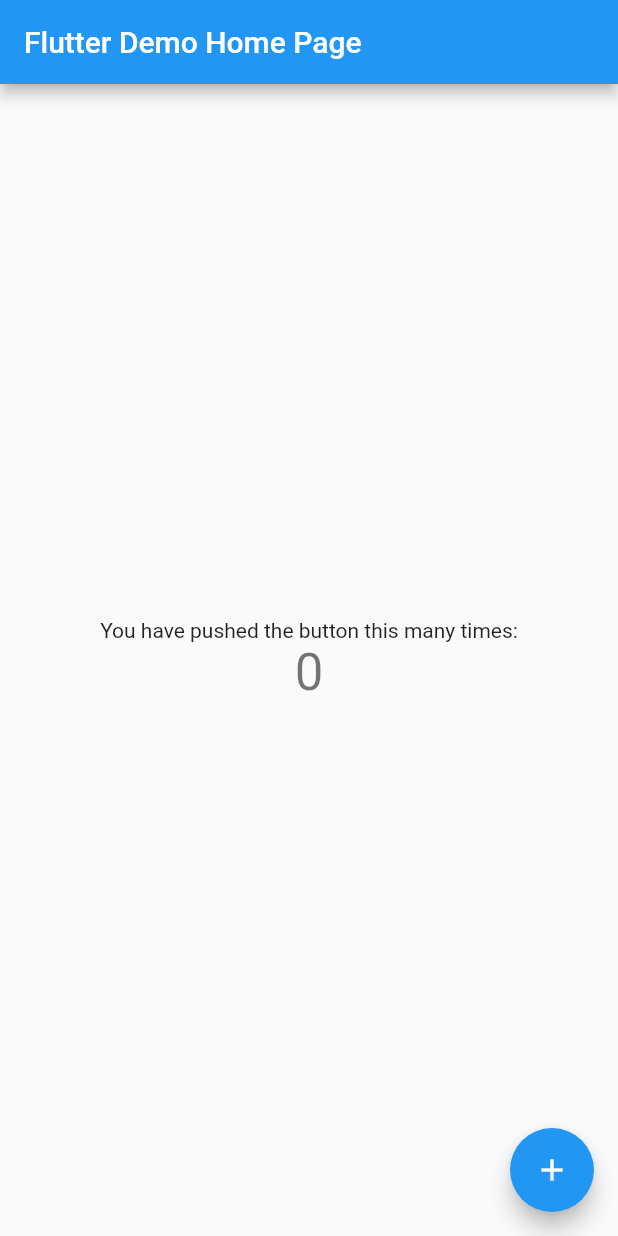
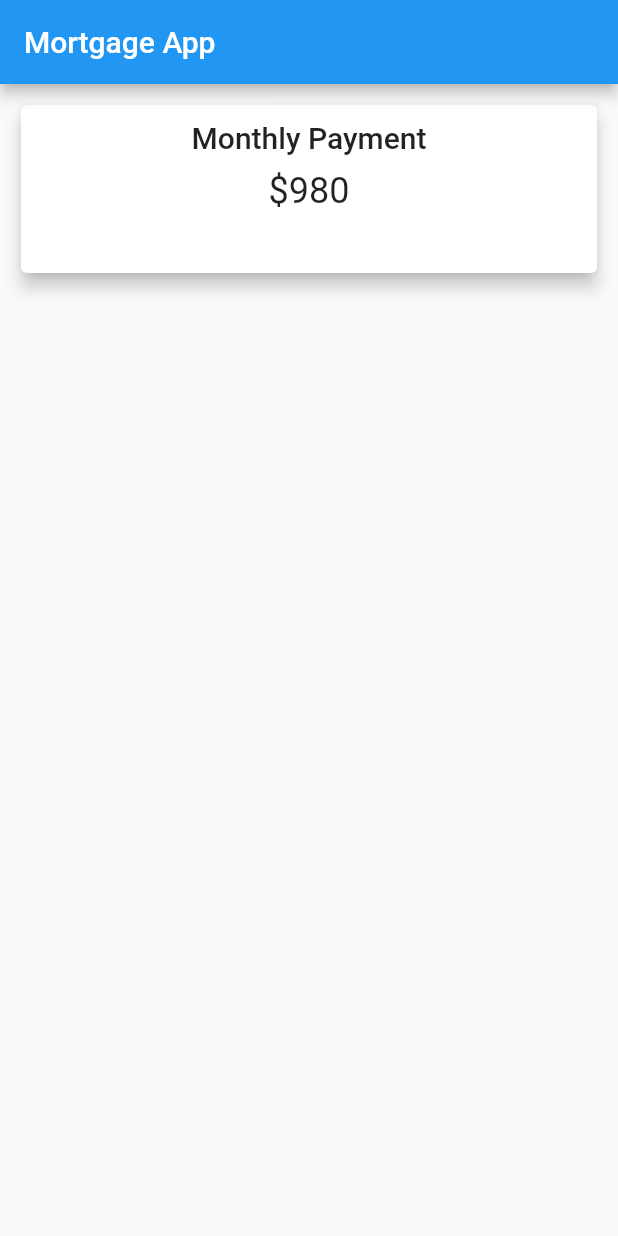
Before and after one commit to maxgdev/mortgage_app, a Flutter app: the screen it shows after launch, on a phone screen of 412 x 824 dp. Run offline on Flutter 3.47's test engine with Material 2 defaults, Android fonts, the phone set to English and light mode, and no system bars.

Commit message:
Created mortgage_app.dart and added monthly payments card

```diff
--- /dev/null
+++ b/lib/home_page.dart
@@ -0,0 +1,37 @@
+//
+import 'package:flutter/material.dart';
+
+class MyHomePage extends StatefulWidget {
+  MyHomePage({Key key, this.title}) : super(key: key);
+
+  final String title;
+
+  @override
+  _MyHomePageState createState() => _MyHomePageState();
+}
+
+class _MyHomePageState extends State<MyHomePage> {
+
+
+  @override
+  Widget build(BuildContext context) {
+
+    return Scaffold(
+      appBar: AppBar(
+        title: Text(widget.title),
+      ),
+      body: Center(
+        child: Column(
+          mainAxisAlignment: MainAxisAlignment.center,
+          children: <Widget>[
+            Text(
+              'Flutter Mortgage App',
+            ),
+
+          ],
+        ),
+      ),
+
+    );
+  }
+}
--- a/lib/main.dart
+++ b/lib/main.dart
@@ -1,117 +1,23 @@
 import 'package:flutter/material.dart';
+import './mortgage_app.dart';
 
 void main() {
   runApp(MyApp());
 }
 
 class MyApp extends StatelessWidget {
-  // This widget is the root of your application.
   @override
   Widget build(BuildContext context) {
     return MaterialApp(
-      title: 'Flutter Demo',
+      // Hide the Debug banner
+      debugShowCheckedModeBanner: true,
+      title: 'Flutter Mortgage App',
       theme: ThemeData(
-        // This is the theme of your application.
-        //
-        // Try running your application with "flutter run". You'll see the
-        // application has a blue toolbar. Then, without quitting the app, try
-        // changing the primarySwatch below to Colors.green and then invoke
-        // "hot reload" (press "r" in the console where you ran "flutter run",
-        // or simply save your changes to "hot reload" in a Flutter IDE).
-        // Notice that the counter didn't reset back to zero; the application
-        // is not restarted.
         primarySwatch: Colors.blue,
-        // This makes the visual density adapt to the platform that you run
-        // the app on. For desktop platforms, the controls will be smaller and
-        // closer together (more dense) than on mobile platforms.
         visualDensity: VisualDensity.adaptivePlatformDensity,
       ),
-      home: MyHomePage(title: 'Flutter Demo Home Page'),
+      // home: MyHomePage(title: 'Flutter Mortgage App'),
+      home: MortgageApp(),
     );
   }
 }
-
-class MyHomePage extends StatefulWidget {
-  MyHomePage({Key key, this.title}) : super(key: key);
-
-  // This widget is the home page of your application. It is stateful, meaning
-  // that it has a State object (defined below) that contains fields that affect
-  // how it looks.
-
-  // This class is the configuration for the state. It holds the values (in this
-  // case the title) provided by the parent (in this case the App widget) and
-  // used by the build method of the State. Fields in a Widget subclass are
-  // always marked "final".
-
-  final String title;
-
-  @override
-  _MyHomePageState createState() => _MyHomePageState();
-}
-
-class _MyHomePageState extends State<MyHomePage> {
-  int _counter = 0;
-
-  void _incrementCounter() {
-    setState(() {
-      // This call to setState tells the Flutter framework that something has
-      // changed in this State, which causes it to rerun the build method below
-      // so that the display can reflect the updated values. If we changed
-      // _counter without calling setState(), then the build method would not be
-      // called again, and so nothing would appear to happen.
-      _counter++;
-    });
-  }
-
-  @override
-  Widget build(BuildContext context) {
-    // This method is rerun every time setState is called, for instance as done
-    // by the _incrementCounter method above.
-    //
-    // The Flutter framework has been optimized to make rerunning build methods
-    // fast, so that you can just rebuild anything that needs updating rather
-    // than having to individually change instances of widgets.
-    return Scaffold(
-      appBar: AppBar(
-        // Here we take the value from the MyHomePage object that was created by
-        // the App.build method, and use it to set our appbar title.
-        title: Text(widget.title),
-      ),
-      body: Center(
-        // Center is a layout widget. It takes a single child and positions it
-        // in the middle of the parent.
-        child: Column(
-          // Column is also a layout widget. It takes a list of children and
-          // arranges them vertically. By default, it sizes itself to fit its
-          // children horizontally, and tries to be as tall as its parent.
-          //
-          // Invoke "debug painting" (press "p" in the console, choose the
-          // "Toggle Debug Paint" action from the Flutter Inspector in Android
-          // Studio, or the "Toggle Debug Paint" command in Visual Studio Code)
-          // to see the wireframe for each widget.
-          //
-          // Column has various properties to control how it sizes itself and
-          // how it positions its children. Here we use mainAxisAlignment to
-          // center the children vertically; the main axis here is the vertical
-          // axis because Columns are vertical (the cross axis would be
-          // horizontal).
-          mainAxisAlignment: MainAxisAlignment.center,
-          children: <Widget>[
-            Text(
-              'You have pushed the button this many times:',
-            ),
-            Text(
-              '$_counter',
-              style: Theme.of(context).textTheme.headline4,
-            ),
-          ],
-        ),
-      ),
-      floatingActionButton: FloatingActionButton(
-        onPressed: _incrementCounter,
-        tooltip: 'Increment',
-        child: Icon(Icons.add),
-      ), // This trailing comma makes auto-formatting nicer for build methods.
-    );
-  }
-}
--- /dev/null
+++ b/lib/mortgage_app.dart
@@ -0,0 +1,45 @@
+// Mortgage App
+// Based on Paul Dichone tutorial on Packt Publising
+import 'package:flutter/material.dart';
+
+class MortgageApp extends StatefulWidget {
+  @override
+  _MortgageAppState createState() => _MortgageAppState();
+}
+
+class _MortgageAppState extends State<MortgageApp> {
+  @override
+  Widget build(BuildContext context) {
+    return Scaffold(
+      appBar: AppBar(
+        title: Text("Mortgage App"),
+      ),
+      body: Container(
+        alignment: Alignment.center,
+        child: ListView(
+          scrollDirection: Axis.vertical,
+          children: [
+            Container(
+              margin: EdgeInsets.all(10),
+              height: 120,
+              child: Card(
+                elevation: 5,
+                child: Column(
+                  children: [
+                    SizedBox(height: 10),
+                    Text("Monthly Payment",
+                      style: Theme.of(context).textTheme.headline6,
+                    ),
+                    SizedBox(height: 10),
+                    Text("\$980",
+                    style: Theme.of(context).textTheme.headline5,)
+                  ],
+                )
+              ),
+            )
+          ],
+        ),
+      ),
+    );
+  }
+}
```
Also changed, not shown: 2 other files.
